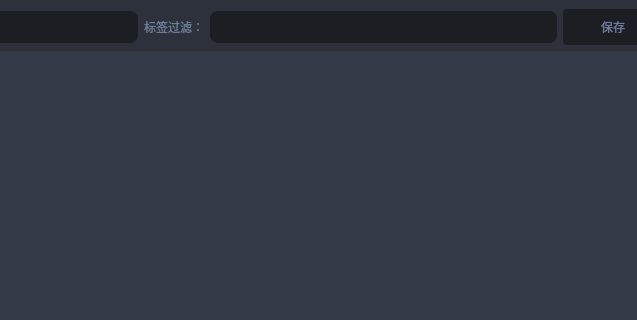
kaluluosi/PerformanceCatcher, file src/perfcat/pages/profiler/logcat/ui_logtable.ui: the form before one commit; both pictures show x 284 to 921 and y 0 to 320 of the 1062 by 543 pixel window.
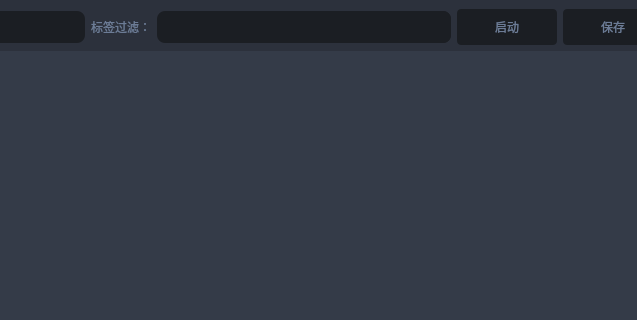
The form after the commit. Icons and pictures are not drawn.

```diff
--- a/src/perfcat/pages/profiler/logcat/ui_logtable.ui
+++ b/src/perfcat/pages/profiler/logcat/ui_logtable.ui
@@ -1631,6 +1631,23 @@
           </property>
          </widget>
         </item>
+        <item>
+         <widget class="QPushButton" name="btn_start">
+          <property name="maximumSize">
+           <size>
+            <width>100</width>
+            <height>36</height>
+           </size>
+          </property>
+          <property name="text">
+           <string>启动</string>
+          </property>
+          <property name="icon">
+           <iconset resource="../../../asset.qrc">
+            <normaloff>:/icon_w/assets/svg_white/edge.svg</normaloff>:/icon_w/assets/svg_white/edge.svg</iconset>
+          </property>
+         </widget>
+        </item>
         <item>
          <widget class="QPushButton" name="btn_save">
           <property name="maximumSize">
```
